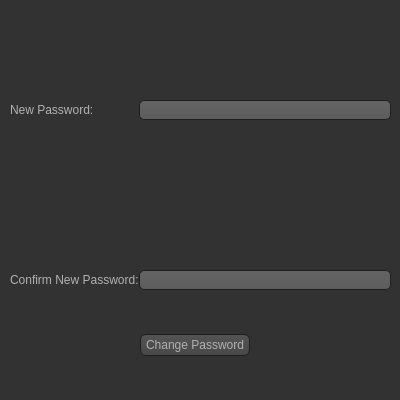
Qt form UI/changePassword.ui (1412kauti/ProjectHurricane) before a commit.
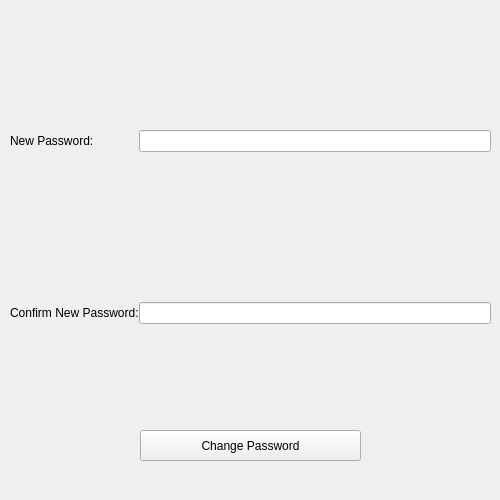
The same form after that commit. Icons and pictures are not drawn.

Patch:
```diff
--- a/UI/changePassword.ui
+++ b/UI/changePassword.ui
@@ -6,8 +6,8 @@
    <rect>
     <x>0</x>
     <y>0</y>
-    <width>400</width>
-    <height>400</height>
+    <width>500</width>
+    <height>500</height>
    </rect>
   </property>
   <property name="sizePolicy">
@@ -18,546 +18,28 @@
   </property>
   <property name="minimumSize">
    <size>
-    <width>400</width>
-    <height>400</height>
+    <width>500</width>
+    <height>500</height>
    </size>
   </property>
   <property name="maximumSize">
    <size>
-    <width>400</width>
-    <height>400</height>
+    <width>500</width>
+    <height>500</height>
    </size>
   </property>
   <property name="windowTitle">
    <string>Form</string>
   </property>
   <property name="styleSheet">
-   <string notr="true">QToolTip
-{
-     border: 1px solid black;
-     background-color: #ffa02f;
-     padding: 1px;
-     border-radius: 3px;
-     opacity: 100;
-}
-
-QWidget
-{
-    color: #b1b1b1;
-    background-color: #323232;
-}
-
-QTreeView, QListView
-{
-    background-color: silver;
-    margin-left: 5px;
-}
-
-QWidget:item:hover
-{
-    background-color: QLinearGradient( x1: 0, y1: 0, x2: 0, y2: 1, stop: 0 #ffa02f, stop: 1 #ca0619);
-    color: #000000;
-}
-
-QWidget:item:selected
-{
-    background-color: QLinearGradient( x1: 0, y1: 0, x2: 0, y2: 1, stop: 0 #ffa02f, stop: 1 #d7801a);
-}
-
-QMenuBar::item
-{
-    background: transparent;
-}
-
-QMenuBar::item:selected
-{
-    background: transparent;
-    border: 1px solid #ffaa00;
-}
-
-QMenuBar::item:pressed
-{
-    background: #444;
-    border: 1px solid #000;
-    background-color: QLinearGradient(
-        x1:0, y1:0,
-        x2:0, y2:1,
-        stop:1 #212121,
-        stop:0.4 #343434/*,
-        stop:0.2 #343434,
-        stop:0.1 #ffaa00*/
-    );
-    margin-bottom:-1px;
-    padding-bottom:1px;
-}
-
-QMenu
-{
-    border: 1px solid #000;
-}
-
-QMenu::item
-{
-    padding: 2px 20px 2px 20px;
-}
-
-QMenu::item:selected
-{
-    color: #000000;
-}
-
-QWidget:disabled
-{
-    color: #808080;
-    background-color: #323232;
-}
-
-QAbstractItemView
-{
-    background-color: QLinearGradient( x1: 0, y1: 0, x2: 0, y2: 1, stop: 0 #4d4d4d, stop: 0.1 #646464, stop: 1 #5d5d5d);
-}
-
-QWidget:focus
-{
-    /*border: 1px solid darkgray;*/
-}
-
-QLineEdit
-{
-    background-color: QLinearGradient( x1: 0, y1: 0, x2: 0, y2: 1, stop: 0 #4d4d4d, stop: 0 #646464, stop: 1 #5d5d5d);
-    padding: 1px;
-    border-style: solid;
-    border: 1px solid #1e1e1e;
-    border-radius: 5;
-}
-
-QPushButton
-{
-    color: #b1b1b1;
-    background-color: QLinearGradient( x1: 0, y1: 0, x2: 0, y2: 1, stop: 0 #565656, stop: 0.1 #525252, stop: 0.5 #4e4e4e, stop: 0.9 #4a4a4a, stop: 1 #464646);
-    border-width: 1px;
-    border-color: #1e1e1e;
-    border-style: solid;
-    border-radius: 6;
-    padding: 3px;
-    font-size: 12px;
-    padding-left: 5px;
-    padding-right: 5px;
-    min-width: 40px;
-}
-
-QPushButton:pressed
-{
-    background-color: QLinearGradient( x1: 0, y1: 0, x2: 0, y2: 1, stop: 0 #2d2d2d, stop: 0.1 #2b2b2b, stop: 0.5 #292929, stop: 0.9 #282828, stop: 1 #252525);
-}
-
-QComboBox
-{
-    selection-background-color: #ffaa00;
-    background-color: QLinearGradient( x1: 0, y1: 0, x2: 0, y2: 1, stop: 0 #565656, stop: 0.1 #525252, stop: 0.5 #4e4e4e, stop: 0.9 #4a4a4a, stop: 1 #464646);
-    border-style: solid;
-    border: 1px solid #1e1e1e;
-    border-radius: 5;
-}
-
-QComboBox:hover,QPushButton:hover
-{
-    border: 2px solid QLinearGradient( x1: 0, y1: 0, x2: 0, y2: 1, stop: 0 #ffa02f, stop: 1 #d7801a);
-}
-
-
-QComboBox:on
-{
-    padding-top: 3px;
-    padding-left: 4px;
-    background-color: QLinearGradient( x1: 0, y1: 0, x2: 0, y2: 1, stop: 0 #2d2d2d, stop: 0.1 #2b2b2b, stop: 0.5 #292929, stop: 0.9 #282828, stop: 1 #252525);
-    selection-background-color: #ffaa00;
-}
-
-QComboBox QAbstractItemView
-{
-    border: 2px solid darkgray;
-    selection-background-color: QLinearGradient( x1: 0, y1: 0, x2: 0, y2: 1, stop: 0 #ffa02f, stop: 1 #d7801a);
-}
-
-QComboBox::drop-down
-{
-     subcontrol-origin: padding;
-     subcontrol-position: top right;
-     width: 15px;
-
-     border-left-width: 0px;
-     border-left-color: darkgray;
-     border-left-style: solid; /* just a single line */
-     border-top-right-radius: 3px; /* same radius as the QComboBox */
-     border-bottom-right-radius: 3px;
- }
-
-QComboBox::down-arrow
-{
-     image: url(:/dark_orange/img/down_arrow.png);
-}
-
-QGroupBox
-{
-    border: 1px solid darkgray;
-    margin-top: 10px;
-}
-
-QGroupBox:focus
-{
-    border: 1px solid darkgray;
-}
-
-QTextEdit:focus
-{
-    border: 1px solid darkgray;
-}
-
-QScrollBar:horizontal {
-     border: 1px solid #222222;
-     background: QLinearGradient( x1: 0, y1: 0, x2: 0, y2: 1, stop: 0.0 #121212, stop: 0.2 #282828, stop: 1 #484848);
-     height: 7px;
-     margin: 0px 16px 0 16px;
-}
-
-QScrollBar::handle:horizontal
-{
-      background: QLinearGradient( x1: 0, y1: 0, x2: 1, y2: 0, stop: 0 #ffa02f, stop: 0.5 #d7801a, stop: 1 #ffa02f);
-      min-height: 20px;
-      border-radius: 2px;
-}
-
-QScrollBar::add-line:horizontal {
-      border: 1px solid #1b1b19;
-      border-radius: 2px;
-      background: QLinearGradient( x1: 0, y1: 0, x2: 1, y2: 0, stop: 0 #ffa02f, stop: 1 #d7801a);
-      width: 14px;
-      subcontrol-position: right;
-      subcontrol-origin: margin;
-}
-
-QScrollBar::sub-line:horizontal {
-      border: 1px solid #1b1b19;
-      border-radius: 2px;
-      background: QLinearGradient( x1: 0, y1: 0, x2: 1, y2: 0, stop: 0 #ffa02f, stop: 1 #d7801a);
-      width: 14px;
-     subcontrol-position: left;
-     subcontrol-origin: margin;
-}
-
-QScrollBar::right-arrow:horizontal, QScrollBar::left-arrow:horizontal
-{
-      border: 1px solid black;
-      width: 1px;
-      height: 1px;
-      background: white;
-}
-
-QScrollBar::add-page:horizontal, QScrollBar::sub-page:horizontal
-{
-      background: none;
-}
-
-QScrollBar:vertical
-{
-      background: QLinearGradient( x1: 0, y1: 0, x2: 1, y2: 0, stop: 0.0 #121212, stop: 0.2 #282828, stop: 1 #484848);
-      width: 7px;
-      margin: 16px 0 16px 0;
-      border: 1px solid #222222;
-}
-
-QScrollBar::handle:vertical
-{
-      background: QLinearGradient( x1: 0, y1: 0, x2: 0, y2: 1, stop: 0 #ffa02f, stop: 0.5 #d7801a, stop: 1 #ffa02f);
-      min-height: 20px;
-      border-radius: 2px;
-}
-
-QScrollBar::add-line:vertical
-{
-      border: 1px solid #1b1b19;
-      border-radius: 2px;
-      background: QLinearGradient( x1: 0, y1: 0, x2: 0, y2: 1, stop: 0 #ffa02f, stop: 1 #d7801a);
-      height: 14px;
-      subcontrol-position: bottom;
-      subcontrol-origin: margin;
-}
-
-QScrollBar::sub-line:vertical
-{
-      border: 1px solid #1b1b19;
-      border-radius: 2px;
-      background: QLinearGradient( x1: 0, y1: 0, x2: 0, y2: 1, stop: 0 #d7801a, stop: 1 #ffa02f);
-      height: 14px;
-      subcontrol-position: top;
-      subcontrol-origin: margin;
-}
-
-QScrollBar::up-arrow:vertical, QScrollBar::down-arrow:vertical
-{
-      border: 1px solid black;
-      width: 1px;
-      height: 1px;
-      background: white;
-}
-
-
-QScrollBar::add-page:vertical, QScrollBar::sub-page:vertical
-{
-      background: none;
-}
-
-QTextEdit
-{
-    background-color: #242424;
-}
-
-QPlainTextEdit
-{
-    background-color: #242424;
-}
-
-QHeaderView::section
-{
-    background-color: QLinearGradient(x1:0, y1:0, x2:0, y2:1, stop:0 #616161, stop: 0.5 #505050, stop: 0.6 #434343, stop:1 #656565);
-    color: white;
-    padding-left: 4px;
-    border: 1px solid #6c6c6c;
-}
-
-QCheckBox:disabled
-{
-color: #414141;
-}
-
-QDockWidget::title
-{
-    text-align: center;
-    spacing: 3px; /* spacing between items in the tool bar */
-    background-color: QLinearGradient(x1:0, y1:0, x2:0, y2:1, stop:0 #323232, stop: 0.5 #242424, stop:1 #323232);
-}
-
-QDockWidget::close-button, QDockWidget::float-button
-{
-    text-align: center;
-    spacing: 1px; /* spacing between items in the tool bar */
-    background-color: QLinearGradient(x1:0, y1:0, x2:0, y2:1, stop:0 #323232, stop: 0.5 #242424, stop:1 #323232);
-}
-
-QDockWidget::close-button:hover, QDockWidget::float-button:hover
-{
-    background: #242424;
-}
-
-QDockWidget::close-button:pressed, QDockWidget::float-button:pressed
-{
-    padding: 1px -1px -1px 1px;
-}
-
-QMainWindow::separator
-{
-    background-color: QLinearGradient(x1:0, y1:0, x2:0, y2:1, stop:0 #161616, stop: 0.5 #151515, stop: 0.6 #212121, stop:1 #343434);
-    color: white;
-    padding-left: 4px;
-    border: 1px solid #4c4c4c;
-    spacing: 3px; /* spacing between items in the tool bar */
-}
-
-QMainWindow::separator:hover
-{
-
-    background-color: QLinearGradient(x1:0, y1:0, x2:0, y2:1, stop:0 #d7801a, stop:0.5 #b56c17 stop:1 #ffa02f);
-    color: white;
-    padding-left: 4px;
-    border: 1px solid #6c6c6c;
-    spacing: 3px; /* spacing between items in the tool bar */
-}
-
-QToolBar::handle
-{
-     spacing: 3px; /* spacing between items in the tool bar */
-     background: url(:/dark_orange/img/handle.png);
-}
-
-QMenu::separator
-{
-    height: 2px;
-    background-color: QLinearGradient(x1:0, y1:0, x2:0, y2:1, stop:0 #161616, stop: 0.5 #151515, stop: 0.6 #212121, stop:1 #343434);
-    color: white;
-    padding-left: 4px;
-    margin-left: 10px;
-    margin-right: 5px;
-}
-
-QProgressBar
-{
-    border: 2px solid grey;
-    border-radius: 5px;
-    text-align: center;
-}
-
-QProgressBar::chunk
-{
-    background-color: #d7801a;
-    width: 2.15px;
-    margin: 0.5px;
-}
-
-QTabBar::tab {
-    color: #b1b1b1;
-    border: 1px solid #444;
-    border-bottom-style: none;
-    background-color: #323232;
-    padding-left: 10px;
-    padding-right: 10px;
-    padding-top: 3px;
-    padding-bottom: 2px;
-    margin-right: -1px;
-}
-
-QTabWidget::pane {
-    border: 1px solid #444;
-    top: 1px;
-}
-
-QTabBar::tab:last
-{
-    margin-right: 0; /* the last selected tab has nothing to overlap with on the right */
-    border-top-right-radius: 3px;
-}
-
-QTabBar::tab:first:!selected
-{
- margin-left: 0px; /* the last selected tab has nothing to overlap with on the right */
-
-
-    border-top-left-radius: 3px;
-}
-
-QTabBar::tab:!selected
-{
-    color: #b1b1b1;
-    border-bottom-style: solid;
-    margin-top: 3px;
-    background-color: QLinearGradient(x1:0, y1:0, x2:0, y2:1, stop:1 #212121, stop:.4 #343434);
-}
-
-QTabBar::tab:selected
-{
-    border-top-left-radius: 3px;
-    border-top-right-radius: 3px;
-    margin-bottom: 0px;
-}
-
-QTabBar::tab:!selected:hover
-{
-    /*border-top: 2px solid #ffaa00;
-    padding-bottom: 3px;*/
-    border-top-left-radius: 3px;
-    border-top-right-radius: 3px;
-    background-color: QLinearGradient(x1:0, y1:0, x2:0, y2:1, stop:1 #212121, stop:0.4 #343434, stop:0.2 #343434, stop:0.1 #ffaa00);
-}
-
-QRadioButton::indicator:checked, QRadioButton::indicator:unchecked{
-    color: #b1b1b1;
-    background-color: #323232;
-    border: 1px solid #b1b1b1;
-    border-radius: 6px;
-}
-
-QRadioButton::indicator:checked
-{
-    background-color: qradialgradient(
-        cx: 0.5, cy: 0.5,
-        fx: 0.5, fy: 0.5,
-        radius: 1.0,
-        stop: 0.25 #ffaa00,
-        stop: 0.3 #323232
-    );
-}
-
-QCheckBox::indicator{
-    color: #b1b1b1;
-    background-color: #323232;
-    border: 1px solid #b1b1b1;
-    width: 9px;
-    height: 9px;
-}
-
-QRadioButton::indicator
-{
-    border-radius: 6px;
-}
-
-QRadioButton::indicator:hover, QCheckBox::indicator:hover
-{
-    border: 1px solid #ffaa00;
-}
-
-QCheckBox::indicator:checked
-{
-    image:url(:/dark_orange/img/checkbox.png);
-}
-
-QCheckBox::indicator:disabled, QRadioButton::indicator:disabled
-{
-    border: 1px solid #444;
-}
-
-
-QSlider::groove:horizontal {
-    border: 1px solid #3A3939;
-    height: 8px;
-    background: #201F1F;
-    margin: 2px 0;
-    border-radius: 2px;
-}
-
-QSlider::handle:horizontal {
-    background: QLinearGradient( x1: 0, y1: 0, x2: 0, y2: 1,
-      stop: 0.0 silver, stop: 0.2 #a8a8a8, stop: 1 #727272);
-    border: 1px solid #3A3939;
-    width: 14px;
-    height: 14px;
-    margin: -4px 0;
-    border-radius: 2px;
-}
-
-QSlider::groove:vertical {
-    border: 1px solid #3A3939;
-    width: 8px;
-    background: #201F1F;
-    margin: 0 0px;
-    border-radius: 2px;
-}
-
-QSlider::handle:vertical {
-    background: QLinearGradient( x1: 0, y1: 0, x2: 0, y2: 1, stop: 0.0 silver,
-      stop: 0.2 #a8a8a8, stop: 1 #727272);
-    border: 1px solid #3A3939;
-    width: 14px;
-    height: 14px;
-    margin: 0 -4px;
-    border-radius: 2px;
-}
-
-QAbstractSpinBox {
-    padding-top: 2px;
-    padding-bottom: 2px;
-    border: 1px solid darkgray;
-
-    border-radius: 2px;
-    min-width: 50px;
-}
-</string>
+   <string notr="true"/>
   </property>
   <widget class="QWidget" name="formLayoutWidget">
    <property name="geometry">
     <rect>
      <x>10</x>
-     <y>100</y>
-     <width>381</width>
+     <y>130</y>
+     <width>481</width>
      <height>201</height>
     </rect>
    </property>
@@ -594,8 +76,8 @@
    <property name="geometry">
     <rect>
      <x>140</x>
-     <y>330</y>
-     <width>111</width>
+     <y>430</y>
+     <width>221</width>
      <height>31</height>
     </rect>
    </property>
@@ -603,7 +85,7 @@
     <item>
      <widget class="QPushButton" name="changePassword">
       <property name="sizePolicy">
-       <sizepolicy hsizetype="Maximum" vsizetype="Maximum">
+       <sizepolicy hsizetype="Minimum" vsizetype="Preferred">
         <horstretch>0</horstretch>
         <verstretch>0</verstretch>
        </sizepolicy>
```
